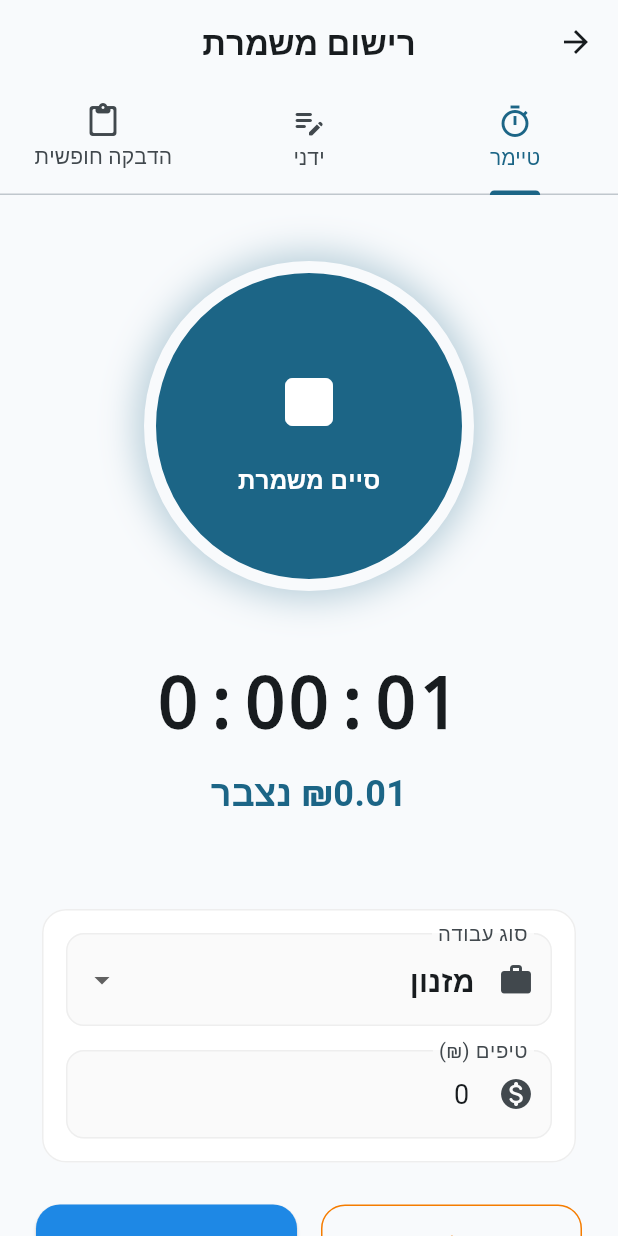
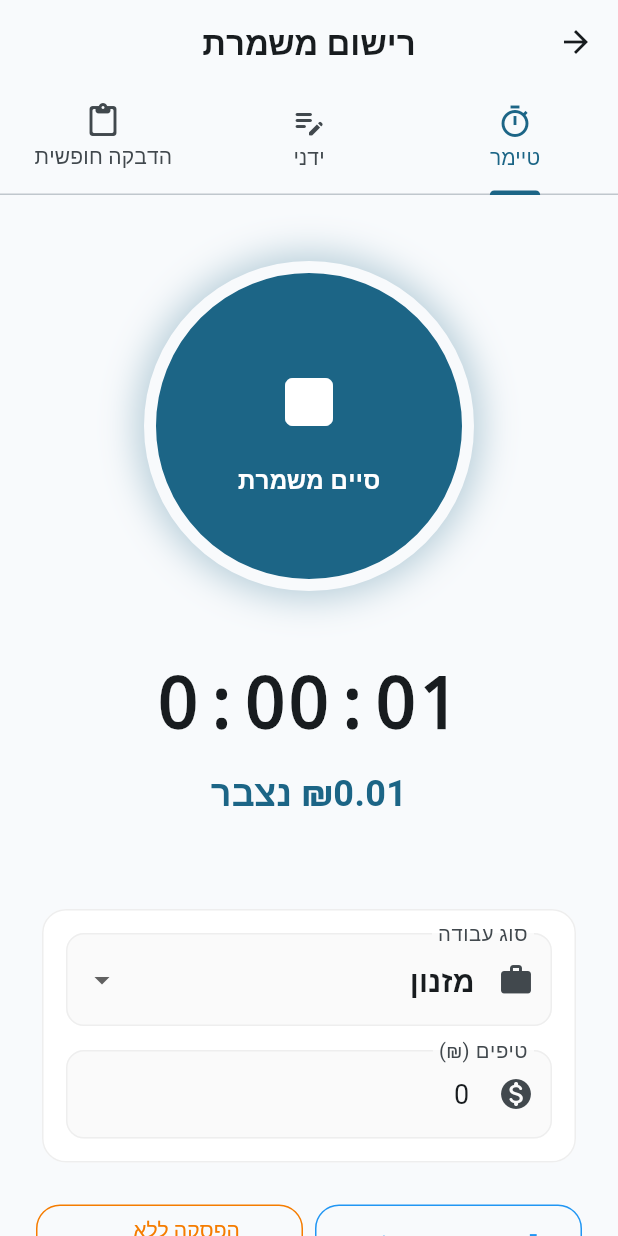
Before and after one commit to sagiv23/Shiftly, a Flutter app: the AddShiftScreen screen opened directly, after a tap on "התחל משמרת", on a phone screen of 412 x 824 dp. Run offline on Flutter 3.47's test engine with Material 3 defaults, Android fonts, the phone set to English and light mode, and no system bars; our stand-ins replace flutter_local_notifications, hive, hive_flutter, table_calendar; accounts and stored records are empty; Roboto replaces fonts that are missing (Arial).

Commit message:
Implement support for paid/unpaid breaks and enhance timer functionality
- Implement a new break management system in `TimerProvider` supporting both `Paid` and `Unpaid` break types.
- Update `netMinutes` and `elapsed` time calculations to correctly deduct only unpaid break time and handle pauses during review mode.
- Redesign the `AddShiftScreen` timer UI with dedicated buttons for paid and unpaid breaks, including a live countdown timer for active breaks.
- Expand `NotificationService` to include Android notification actions for starting specific break types and ending them directly from the shade.
- Update `AppDelegate.swift` to implement `UNUserNotificationCenterDelegate` for improved foreground notification handling on iOS.
- Refactor persistence logic to track active break types, durations, and total deducted seconds across app restarts.
- Adjust `HomeScreen` layout by moving the calendar icon to the leading position in the `AppBar`.
- Improve UI feedback in the timer review screen with updated icons, colors, and Hebrew labels for break states.

```diff
--- a/lib/providers/timer_provider.dart
+++ b/lib/providers/timer_provider.dart
@@ -1,7 +1,6 @@
 import 'dart:async';
-
 import 'package:flutter/material.dart';
-
+import '../models/break_type.dart';
 import '../services/notification_service.dart';
 import '../services/persistence_service.dart';
 
@@ -12,10 +11,17 @@ class TimerProvider with ChangeNotifier {
   TimerProvider(this._persistence) {
     _loadState();
     NotificationService.onActionReceived = (actionId) {
-      if (actionId == 'toggle_break') {
-        toggleBreak();
+      final box = _persistence.settingsBox;
+      final paidDur = box.get('paidBreakDurationMinutes', defaultValue: 20.0);
+      final unpaidDur = box.get('unpaidBreakDurationMinutes', defaultValue: 45.0);
+
+      if (actionId == 'start_paid_break') {
+        toggleBreak(BreakType.paid, paidDur);
+      } else if (actionId == 'start_unpaid_break') {
+        toggleBreak(BreakType.unpaid, unpaidDur);
+      } else if (actionId == 'end_break') {
+        endBreak();
       } else if (actionId == 'stop_shift') {
-        // Just stop the timer, navigation is handled in NotificationService
         stopShift();
       }
     };
@@ -24,9 +30,16 @@ class TimerProvider with ChangeNotifier {
   DateTime? _startTime;
   DateTime? _reviewEndTime;
   bool _isRunning = false;
+
   bool _isOnBreak = false;
+  BreakType? _activeBreakType;
   DateTime? _breakStartTime;
-  double _accumulatedBreakMinutes = 0.0;
+  double _activeBreakDurationMinutes = 0.0;
+
+  // Total seconds to deduct from (now - startTime)
+  // This includes finished unpaid breaks and pauses in review mode.
+  double _totalDeductedSeconds = 0.0;
+
   String? _jobTypeId;
   double _tips = 0.0;
 
@@ -34,38 +47,52 @@ class TimerProvider with ChangeNotifier {
   DateTime? get reviewEndTime => _reviewEndTime;
   bool get isRunning => _isRunning;
   bool get isOnBreak => _isOnBreak;
-  double get accumulatedBreakMinutes => _accumulatedBreakMinutes;
+  BreakType? get activeBreakType => _activeBreakType;
+
+  // For the Shift model: only unpaid break time is stored here
+  double get accumulatedUnpaidMinutes {
+    // We don't want to include "pauses" from review mode in the official "Break" field of the shift,
+    // but for the sake of the Shift model's netHours calculation, we can treat them as unpaid break.
+    return _totalDeductedSeconds / 60.0;
+  }
+
   String? get jobTypeId => _jobTypeId;
   double get tips => _tips;
 
   Duration get elapsed {
     if (_startTime == null) return Duration.zero;
-    final end = _isRunning
-        ? DateTime.now()
-        : (_reviewEndTime ?? DateTime.now());
-    return end.difference(_startTime!);
+
+    DateTime end;
+    double currentDeduction = _totalDeductedSeconds;
+
+    if (_isOnBreak) {
+      end = _breakStartTime!;
+      // If currently on unpaid break, time is already "frozen" at _breakStartTime.
+      // If it's a PAID break, the clock keeps running, so we use now.
+      if (_activeBreakType == BreakType.paid) {
+        end = _isRunning ? DateTime.now() : (_reviewEndTime ?? DateTime.now());
+      }
+    } else {
+      end = _isRunning ? DateTime.now() : (_reviewEndTime ?? DateTime.now());
+    }
+
+    final duration = end.difference(_startTime!).inSeconds - currentDeduction.toInt();
+    return Duration(seconds: duration < 0 ? 0 : duration);
   }
 
-  Duration get currentBreakElapsed {
-    if (_breakStartTime == null) return Duration.zero;
-    return DateTime.now().difference(_breakStartTime!);
+  Duration get breakRemaining {
+    if (!_isOnBreak || _breakStartTime == null) return Duration.zero;
+    final elapsedBreak = DateTime.now().difference(_breakStartTime!);
+    final totalBreak = Duration(
+      seconds: (_activeBreakDurationMinutes * 60).toInt(),
+    );
+    final remaining = totalBreak - elapsedBreak;
+    return remaining.isNegative ? Duration.zero : remaining;
   }
 
   double get netMinutes {
     if (_startTime == null) return 0.0;
-
-    final end = _isRunning
-        ? DateTime.now()
-        : (_reviewEndTime ?? DateTime.now());
-    final totalElapsedSeconds = end.difference(_startTime!).inSeconds;
-
-    double breakSeconds = _accumulatedBreakMinutes * 60.0;
-    if (_isOnBreak && _breakStartTime != null) {
-      breakSeconds += DateTime.now().difference(_breakStartTime!).inSeconds;
-    }
-
-    double netSec = (totalElapsedSeconds - breakSeconds);
-    return netSec < 0 ? 0.0 : netSec / 60.0;
+    return elapsed.inSeconds / 60.0;
   }
 
   double calculateLivePay(double hourlyRate) {
@@ -78,7 +105,6 @@ class TimerProvider with ChangeNotifier {
     if (startMillis != null) {
       _startTime = DateTime.fromMillisecondsSinceEpoch(startMillis);
       _isRunning = box.get('timerIsRunning', defaultValue: true);
-      if (_isRunning) _startTicker();
     }
 
     final reviewEndMillis = box.get('timerReviewEndTime');
@@ -91,12 +117,22 @@ class TimerProvider with ChangeNotifier {
     if (breakStartMillis != null) {
       _breakStartTime = DateTime.fromMillisecondsSinceEpoch(breakStartMillis);
     }
-    _accumulatedBreakMinutes = box.get(
-      'timerAccumulatedBreakMinutes',
+
+    final bTypeIdx = box.get('timerActiveBreakType');
+    if (bTypeIdx != null) _activeBreakType = BreakType.values[bTypeIdx];
+
+    _activeBreakDurationMinutes = box.get(
+      'timerActiveBreakDuration',
+      defaultValue: 0.0,
+    );
+    _totalDeductedSeconds = box.get(
+      'timerTotalDeductedSeconds',
       defaultValue: 0.0,
     );
     _jobTypeId = box.get('timerJobTypeId');
     _tips = box.get('timerTips', defaultValue: 0.0);
+
+    if (_isRunning) _startTicker();
     notifyListeners();
   }
 
@@ -124,19 +160,21 @@ class TimerProvider with ChangeNotifier {
     _reviewEndTime = null;
     _isRunning = true;
     _jobTypeId = jobTypeId;
-    _accumulatedBreakMinutes = 0.0;
+    _totalDeductedSeconds = 0.0;
     _tips = 0.0;
     _isOnBreak = false;
+    _activeBreakType = null;
 
     final box = _persistence.settingsBox;
     await box.put('timerStartTime', _startTime!.millisecondsSinceEpoch);
     await box.put('timerIsRunning', true);
     await box.delete('timerReviewEndTime');
     await box.put('timerJobTypeId', _jobTypeId);
-    await box.put('timerAccumulatedBreakMinutes', 0.0);
+    await box.put('timerTotalDeductedSeconds', 0.0);
     await box.put('timerTips', 0.0);
     await box.put('timerIsOnBreak', false);
     await box.delete('timerBreakStartTime');
+    await box.delete('timerActiveBreakType');
 
     _updateNotification();
     _startTicker();
@@ -145,7 +183,7 @@ class TimerProvider with ChangeNotifier {
 
   Future<void> stopShift() async {
     if (_isOnBreak) {
-      await toggleBreak();
+      await endBreak();
     }
     _isRunning = false;
     _reviewEndTime = DateTime.now();
@@ -161,20 +199,74 @@ class TimerProvider with ChangeNotifier {
 
   Future<void> resumeShift() async {
     if (_startTime != null && _reviewEndTime != null) {
-      final pauseDuration = DateTime.now().difference(_reviewEndTime!);
-      _startTime = _startTime!.add(pauseDuration);
+      // Add the time spent in review mode to deductions
+      final pauseSeconds = DateTime.now().difference(_reviewEndTime!).inSeconds;
+      _totalDeductedSeconds += pauseSeconds;
     }
 
     _isRunning = true;
     _reviewEndTime = null;
 
     final box = _persistence.settingsBox;
-    await box.put('timerStartTime', _startTime?.millisecondsSinceEpoch);
     await box.put('timerIsRunning', true);
     await box.delete('timerReviewEndTime');
+    await box.put('timerTotalDeductedSeconds', _totalDeductedSeconds);
 
     _updateNotification();
     _startTicker();
+    notifyListeners();
+  }
+
+  Future<void> toggleBreak(BreakType type, double duration) async {
+    if (!_isRunning && _reviewEndTime == null) return;
+
+    if (_isOnBreak && _activeBreakType == type) {
+      await endBreak();
+    } else {
+      // If switching from another break, finalize previous if it was unpaid
+      if (_isOnBreak && _activeBreakType == BreakType.unpaid) {
+        _totalDeductedSeconds +=
+            DateTime.now().difference(_breakStartTime!).inSeconds;
+      }
+
+      _isOnBreak = true;
+      _activeBreakType = type;
+      _activeBreakDurationMinutes = duration;
+      _breakStartTime = DateTime.now();
+
+      final box = _persistence.settingsBox;
+      await box.put('timerIsOnBreak', true);
+      await box.put('timerActiveBreakType', type.index);
+      await box.put('timerActiveBreakDuration', duration);
+      await box.put(
+        'timerBreakStartTime',
+        _breakStartTime!.millisecondsSinceEpoch,
+      );
+      await box.put('timerTotalDeductedSeconds', _totalDeductedSeconds);
+    }
+
+    if (_isRunning) _updateNotification();
+    notifyListeners();
+  }
+
+  Future<void> endBreak() async {
+    if (!_isOnBreak) return;
+
+    if (_activeBreakType == BreakType.unpaid && _breakStartTime != null) {
+      _totalDeductedSeconds +=
+          DateTime.now().difference(_breakStartTime!).inSeconds;
+    }
+
+    _isOnBreak = false;
+    _activeBreakType = null;
+    _breakStartTime = null;
+
+    final box = _persistence.settingsBox;
+    await box.put('timerIsOnBreak', false);
+    await box.delete('timerActiveBreakType');
+    await box.delete('timerBreakStartTime');
+    await box.put('timerTotalDeductedSeconds', _totalDeductedSeconds);
+
     notifyListeners();
   }
 
@@ -182,40 +274,17 @@ class TimerProvider with ChangeNotifier {
     if (!_isRunning || _startTime == null) return;
     NotificationService.showTimerNotification(
       id: 100,
-      title: _isOnBreak ? 'משמרת בהפסקה' : 'משמרת פעילה',
-      body: _isOnBreak ? 'הטיימר מושהה' : 'הטיימר רץ...',
+      title: _isOnBreak
+          ? (_activeBreakType == BreakType.paid
+                ? 'הפסקה בתשלום'
+                : 'הפסקה ללא תשלום')
+          : 'משמרת פעילה',
+      body: _isOnBreak
+          ? 'ספירה לאחור: ${breakRemaining.inMinutes}:${(breakRemaining.inSeconds % 60).toString().padLeft(2, '0')}'
+          : 'הטיימר רץ...',
       startTime: _startTime!,
       isOnBreak: _isOnBreak,
     );
-  }
-
-  Future<void> toggleBreak() async {
-    if (!_isRunning && _reviewEndTime == null) return;
-
-    final box = _persistence.settingsBox;
-    if (_isOnBreak) {
-      // End break
-      if (_breakStartTime != null) {
-        final breakDuration = DateTime.now().difference(_breakStartTime!);
-        _accumulatedBreakMinutes += breakDuration.inSeconds / 60.0;
-      }
-      _isOnBreak = false;
-      _breakStartTime = null;
-      await box.put('timerIsOnBreak', false);
-      await box.put('timerAccumulatedBreakMinutes', _accumulatedBreakMinutes);
-      await box.delete('timerBreakStartTime');
-    } else {
-      // Start break
-      _isOnBreak = true;
-      _breakStartTime = DateTime.now();
-      await box.put('timerIsOnBreak', true);
-      await box.put(
-        'timerBreakStartTime',
-        _breakStartTime!.millisecondsSinceEpoch,
-      );
-    }
-    if (_isRunning) _updateNotification();
-    notifyListeners();
   }
 
   Future<void> resetTimer() async {
@@ -225,7 +294,8 @@ class TimerProvider with ChangeNotifier {
     _isRunning = false;
     _isOnBreak = false;
     _breakStartTime = null;
-    _accumulatedBreakMinutes = 0.0;
+    _activeBreakType = null;
+    _totalDeductedSeconds = 0.0;
     _tips = 0.0;
 
     final box = _persistence.settingsBox;
@@ -233,8 +303,10 @@ class TimerProvider with ChangeNotifier {
     await box.delete('timerIsRunning');
     await box.delete('timerReviewEndTime');
     await box.delete('timerIsOnBreak');
+    await box.delete('timerActiveBreakType');
     await box.delete('timerBreakStartTime');
-    await box.delete('timerAccumulatedBreakMinutes');
+    await box.delete('timerActiveBreakDuration');
+    await box.delete('timerAccumulatedUnpaidMinutes');
     await box.delete('timerTips');
 
     NotificationService.cancelNotification(100);
--- a/lib/screens/add_shift_screen.dart
+++ b/lib/screens/add_shift_screen.dart
@@ -63,13 +63,16 @@ class _AddShiftScreenState extends State<AddShiftScreen>
       if (isFromTimerReview) {
         _selectedDate = timer.startTime!;
         _startTime = TimeOfDay.fromDateTime(timer.startTime!);
-        _endTime =
-            TimeOfDay.fromDateTime(timer.reviewEndTime ?? DateTime.now());
+        _endTime = TimeOfDay.fromDateTime(
+          timer.reviewEndTime ?? DateTime.now(),
+        );
         _selectedJobTypeId = timer.jobTypeId;
-        _tipsController =
-            TextEditingController(text: timer.tips.toStringAsFixed(0));
-        _selectedBreakType =
-            timer.accumulatedBreakMinutes > 0 ? BreakType.unpaid : BreakType.none;
+        _tipsController = TextEditingController(
+          text: timer.tips.toStringAsFixed(0),
+        );
+        _selectedBreakType = timer.accumulatedUnpaidMinutes > 0
+            ? BreakType.unpaid
+            : BreakType.none;
         _timerTipsController.text = timer.tips.toStringAsFixed(0);
       } else {
         _selectedDate = DateTime.now();
@@ -115,10 +118,10 @@ class _AddShiftScreenState extends State<AddShiftScreen>
       endTime: end,
       jobTypeId: timerProvider.jobTypeId!,
       tips: timerProvider.tips,
-      breakType: timerProvider.accumulatedBreakMinutes > 0
+      breakType: timerProvider.accumulatedUnpaidMinutes > 0
           ? BreakType.unpaid
           : BreakType.none,
-      unpaidBreakMinutes: timerProvider.accumulatedBreakMinutes,
+      unpaidBreakMinutes: timerProvider.accumulatedUnpaidMinutes,
     );
 
     shiftProvider.addShift(shift);
@@ -329,7 +332,7 @@ class _AddShiftScreenState extends State<AddShiftScreen>
                 _timerTipsController.text = '0';
               } else {
                 if (isOnBreak) {
-                  timerProvider.toggleBreak();
+                  timerProvider.endBreak();
                 } else {
                   _showFinishDialog();
                 }
@@ -346,17 +349,21 @@ class _AddShiftScreenState extends State<AddShiftScreen>
                           ? (isOnBreak
                                 ? Colors.orange.shade400
                                 : Theme.of(context).colorScheme.primary)
-                        : Theme.of(
-                            context,
-                          ).colorScheme.surfaceContainerHighest.withValues(alpha: 0.5)),
+                          : Theme.of(context)
+                                .colorScheme
+                                .surfaceContainerHighest
+                                .withValues(alpha: 0.5)),
                 boxShadow: [
                   BoxShadow(
-                    color: (isReviewMode
+                    color:
+                        (isReviewMode
                                 ? Colors.green
                                 : (isRunning
                                       ? (isOnBreak
                                             ? Colors.orange
-                                    : Theme.of(context).colorScheme.primary)
+                                            : Theme.of(
+                                                context,
+                                              ).colorScheme.primary)
                                       : Colors.grey))
                             .withValues(alpha: 0.3),
                     blurRadius: 20,
@@ -426,22 +433,31 @@ class _AddShiftScreenState extends State<AddShiftScreen>
             ),
           ),
           const SizedBox(height: 16),
-          if (isOnBreak || timerProvider.accumulatedBreakMinutes > 0)
+          if (isOnBreak || timerProvider.accumulatedUnpaidMinutes > 0)
             Column(
               children: [
+                if (isOnBreak)
+                  Text(
+                    'ספירה לאחור: ${timerProvider.breakRemaining.inMinutes}:${(timerProvider.breakRemaining.inSeconds % 60).toString().padLeft(2, '0')}',
+                    style: TextStyle(
+                      fontSize: 20,
+                      fontWeight: FontWeight.bold,
+                      color: timerProvider.activeBreakType == BreakType.paid
+                          ? Colors.blue
+                          : Colors.orange.shade700,
+                    ),
+                  ),
                 Text(
                   isOnBreak
-                      ? 'בהפסקה ללא תשלום: ${formatDuration(timerProvider.currentBreakElapsed)}'
-                      : 'סה"כ הפסקה (לא בתשלום): ${timerProvider.accumulatedBreakMinutes.toStringAsFixed(1)} דק\'',
+                      ? (timerProvider.activeBreakType == BreakType.paid
+                            ? 'בהפסקה בתשלום...'
+                            : 'בהפסקה ללא תשלום (השעון עצר)')
+                      : 'סה"כ הפסקה (לא בתשלום): ${timerProvider.accumulatedUnpaidMinutes.toStringAsFixed(1)} דק\'',
                   style: TextStyle(
                     color: Colors.orange.shade700,
                     fontWeight: FontWeight.bold,
-                    fontSize: 16,
+                    fontSize: 14,
                   ),
-                ),
-                const Text(
-                  'הפסקה בטיימר מנוכה מזמן העבודה הכולל',
-                  style: TextStyle(fontSize: 12, color: Colors.grey),
                 ),
               ],
             ),
@@ -505,13 +521,60 @@ class _AddShiftScreenState extends State<AddShiftScreen>
                 if (!isReviewMode)
                   Expanded(
                     child: OutlinedButton.icon(
-                      onPressed: () => timerProvider.toggleBreak(),
+                      onPressed: () {
+                        final settings = context.read<SettingsProvider>();
+                        timerProvider.toggleBreak(
+                          BreakType.paid,
+                          settings.paidBreakDurationMinutes,
+                        );
+                      },
                       icon: Icon(
-                        isOnBreak
+                        (isOnBreak &&
+                                timerProvider.activeBreakType == BreakType.paid)
                             ? Icons.play_arrow_rounded
-                            : Icons.pause_rounded,
+                            : Icons.timer_outlined,
                       ),
-                      label: Text(isOnBreak ? 'סיים הפסקה' : 'צא להפסקה'),
+                      label: Text(
+                        (isOnBreak &&
+                                timerProvider.activeBreakType == BreakType.paid)
+                            ? 'סיים הפסקה'
+                            : 'הפסקה בתשלום',
+                      ),
+                      style: OutlinedButton.styleFrom(
+                        side: const BorderSide(color: Colors.blue),
+                        foregroundColor: Colors.blue,
+                        minimumSize: const Size.fromHeight(56),
+                        shape: RoundedRectangleBorder(
+                          borderRadius: BorderRadius.circular(16),
+                        ),
+                      ),
+                    ),
+                  ),
+                if (!isReviewMode) const SizedBox(width: 8),
+                if (!isReviewMode)
+                  Expanded(
+                    child: OutlinedButton.icon(
+                      onPressed: () {
+                        final settings = context.read<SettingsProvider>();
+                        timerProvider.toggleBreak(
+                          BreakType.unpaid,
+                          settings.unpaidBreakDurationMinutes,
+                        );
+                      },
+                      icon: Icon(
+                        (isOnBreak &&
+                                timerProvider.activeBreakType ==
+                                    BreakType.unpaid)
+                            ? Icons.play_arrow_rounded
+                            : Icons.coffee_outlined,
+                      ),
+                      label: Text(
+                        (isOnBreak &&
+                                timerProvider.activeBreakType ==
+                                    BreakType.unpaid)
+                            ? 'סיים הפסקה'
+                            : 'הפסקה ללא תשלום',
+                      ),
                       style: OutlinedButton.styleFrom(
                         side: BorderSide(color: Colors.orange.shade700),
                         foregroundColor: Colors.orange.shade700,
@@ -522,17 +585,22 @@ class _AddShiftScreenState extends State<AddShiftScreen>
                       ),
                     ),
                   ),
-                if (!isReviewMode) const SizedBox(width: 16),
-                Expanded(
+              ],
+            ),
+          const SizedBox(height: 16),
+          if (isRunning || isReviewMode)
+            SizedBox(
+              width: double.infinity,
               child: ElevatedButton.icon(
-                    onPressed:
-                        isReviewMode ? _finishTimerShift : _showFinishDialog,
+                onPressed: isReviewMode ? _finishTimerShift : _showFinishDialog,
                 icon: Icon(
-                        isReviewMode ? Icons.check_rounded : Icons.stop_rounded),
-                    label: Text(isReviewMode ? 'שמור וסיים' : 'סיום'),
+                  isReviewMode ? Icons.check_rounded : Icons.stop_rounded,
+                ),
+                label: Text(isReviewMode ? 'שמור וסיים' : 'סיום משמרת'),
                 style: ElevatedButton.styleFrom(
-                      backgroundColor:
-                          isReviewMode ? Colors.green : Colors.blue.shade600,
+                  backgroundColor: isReviewMode
+                      ? Colors.green
+                      : Colors.blue.shade600,
                   foregroundColor: Colors.white,
                   minimumSize: const Size.fromHeight(56),
                   shape: RoundedRectangleBorder(
@@ -540,8 +608,6 @@ class _AddShiftScreenState extends State<AddShiftScreen>
                   ),
                 ),
               ),
-                ),
-              ],
             ),
           if (isRunning || isReviewMode)
             TextButton(
--- a/lib/services/notification_service.dart
+++ b/lib/services/notification_service.dart
@@ -1,5 +1,6 @@
 import 'dart:io' show Platform;
-import 'package:flutter/foundation.dart' show kIsWeb, defaultTargetPlatform, TargetPlatform;
+import 'package:flutter/foundation.dart'
+    show kIsWeb, defaultTargetPlatform, TargetPlatform;
 import 'package:flutter/material.dart';
 import 'package:flutter_local_notifications/flutter_local_notifications.dart';
 import '../main.dart';
@@ -35,7 +36,8 @@ class NotificationService {
     const LinuxInitializationSettings initializationSettingsLinux =
         LinuxInitializationSettings(defaultActionName: 'Open');
 
-    const InitializationSettings initializationSettings = InitializationSettings(
+    const InitializationSettings initializationSettings =
+        InitializationSettings(
           android: initializationSettingsAndroid,
           iOS: initializationSettingsDarwin,
           macOS: initializationSettingsDarwin,
@@ -68,7 +70,8 @@ class NotificationService {
     if (!kIsWeb && Platform.isAndroid) {
       final androidPlugin = _notificationsPlugin
           .resolvePlatformSpecificImplementation<
-              AndroidFlutterLocalNotificationsPlugin>();
+            AndroidFlutterLocalNotificationsPlugin
+          >();
       await androidPlugin?.requestNotificationsPermission();
     }
   }
@@ -82,6 +85,39 @@ class NotificationService {
   }) async {
     if (!_isSupported) return;
 
+    final List<AndroidNotificationAction> androidActions = [];
+    if (isOnBreak) {
+      androidActions.add(
+        const AndroidNotificationAction(
+          'end_break',
+          'חזור לעבודה',
+          showsUserInterface: true,
+        ),
+      );
+    } else {
+      androidActions.add(
+        const AndroidNotificationAction(
+          'start_paid_break',
+          'הפסקה בתשלום',
+          showsUserInterface: true,
+        ),
+      );
+      androidActions.add(
+        const AndroidNotificationAction(
+          'start_unpaid_break',
+          'הפסקה לא בתשלום',
+          showsUserInterface: true,
+        ),
+      );
+    }
+    androidActions.add(
+      const AndroidNotificationAction(
+        'stop_shift',
+        'סיום',
+        showsUserInterface: true,
+      ),
+    );
+
     final AndroidNotificationDetails androidPlatformChannelSpecifics =
         AndroidNotificationDetails(
           'timer_channel',
@@ -93,18 +129,7 @@ class NotificationService {
           showWhen: true,
           usesChronometer: !isOnBreak,
           when: startTime.millisecondsSinceEpoch,
-      actions: <AndroidNotificationAction>[
-        AndroidNotificationAction(
-          'toggle_break',
-          isOnBreak ? 'חזור לעבודה' : 'צא להפסקה',
-          showsUserInterface: true,
-        ),
-        const AndroidNotificationAction(
-          'stop_shift',
-          'סיום',
-          showsUserInterface: true,
-        ),
-      ],
+          actions: androidActions,
         );
 
     const DarwinNotificationDetails darwinPlatformChannelSpecifics =
```
Also changed, not shown: lib/screens/home_screen.dart (+10 -9 lines), 1 other file. Lines whose indentation alone changed are shown as unchanged.
